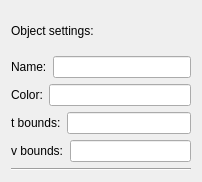
First picture: the form in package/ui/Widgets/ui/CommonSettingsWidget.ui, repository DenDen039/surface-view, before the edit.
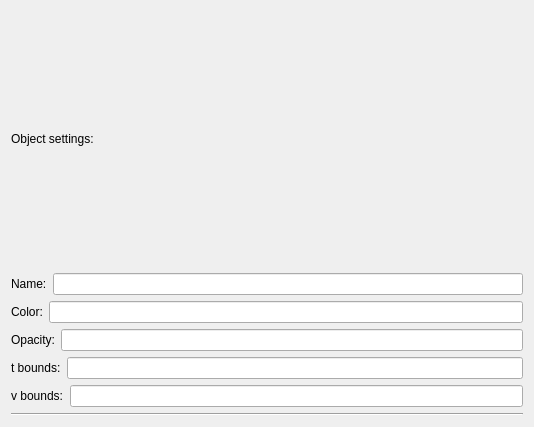
Second picture: the form after the edit.

Diff of the .ui file:
```diff
--- a/package/ui/Widgets/ui/CommonSettingsWidget.ui
+++ b/package/ui/Widgets/ui/CommonSettingsWidget.ui
@@ -6,14 +6,14 @@
    <rect>
     <x>0</x>
     <y>0</y>
-    <width>202</width>
-    <height>182</height>
+    <width>534</width>
+    <height>427</height>
    </rect>
   </property>
   <property name="windowTitle">
    <string>Form</string>
   </property>
-  <layout class="QVBoxLayout" name="verticalLayout" stretch="0,1,1,1,1,1">
+  <layout class="QVBoxLayout" name="verticalLayout">
    <item>
     <widget class="QLabel" name="label_4">
      <property name="text">
@@ -49,6 +49,20 @@
      </item>
     </layout>
    </item>
+   <item>
+    <layout class="QHBoxLayout" name="horizontalLayout_5">
+     <item>
+      <widget class="QLabel" name="label_6">
+       <property name="text">
+        <string>Opacity:</string>
+       </property>
+      </widget>
+     </item>
+     <item>
+      <widget class="QLineEdit" name="inputOpacity"/>
+     </item>
+    </layout>
+   </item>
    <item>
     <layout class="QHBoxLayout" name="horizontalLayout_3">
      <item>
```
